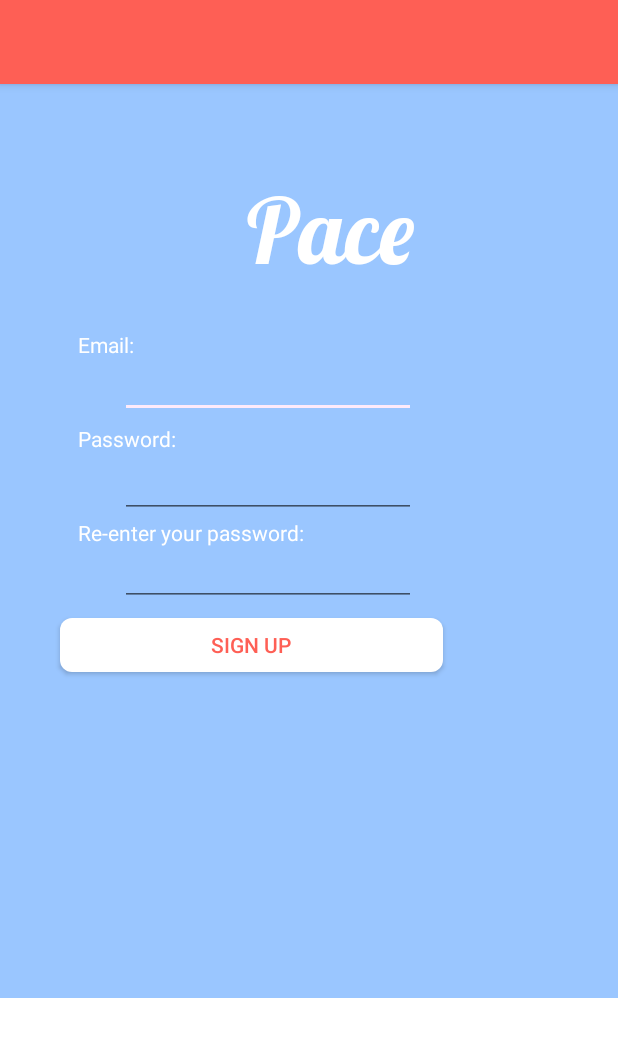
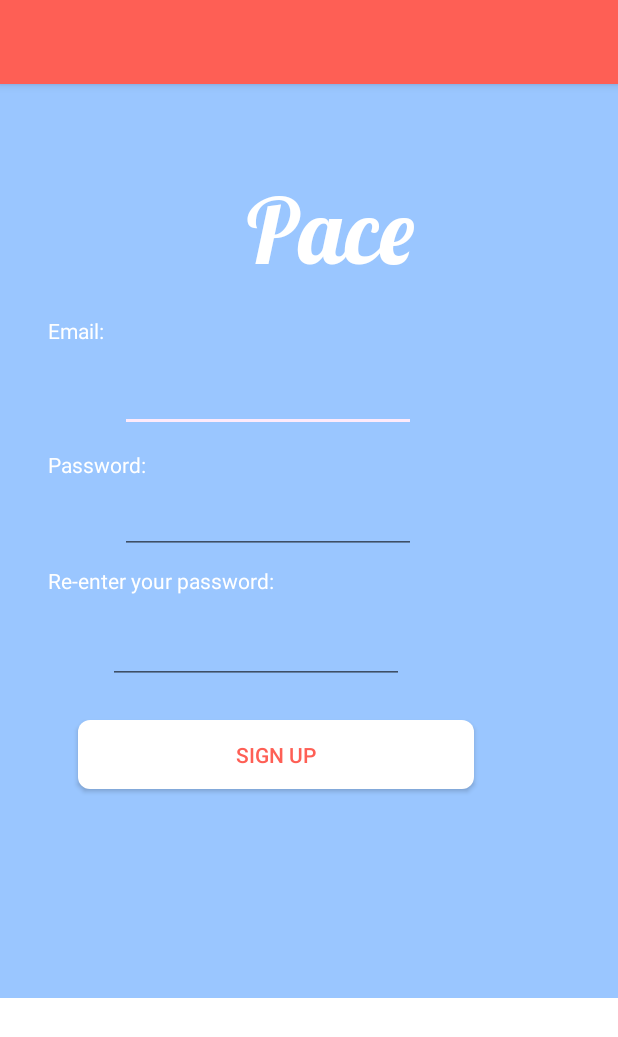
Before and after one commit to PhiliDay/Project, an Android app: the SignUpActivity screen opened directly, with no data from a screen before it, on a phone screen of 412 x 824 dp. Shown: the top 1037 px of the screen. Run offline under Robolectric (Android 15) with nearby library versions, the phone set to English and light mode, and no system bars; Roboto replaces fonts that are not available here.

Commit message:
Day 17.3

```diff
--- a/ProjectApplication/app/src/main/java/com/philiday/projectapplication/timelineActivity.java
+++ b/ProjectApplication/app/src/main/java/com/philiday/projectapplication/timelineActivity.java
@@ -37,6 +37,8 @@ public class timelineActivity extends AppCompatActivity {
     protected void onCreate(Bundle savedInstanceState) {
         super.onCreate(savedInstanceState);
         setContentView(R.layout.activity_timeline);
+        overridePendingTransition(R.anim.fadein, R.anim.fadeout);
+
 
         //Assigns Email to the textview email within activity_timeline (layout)
         Email = (TextView)findViewById(R.id.email);
--- /dev/null
+++ b/ProjectApplication/app/src/main/res/anim/fadein.xml
@@ -0,0 +1,4 @@
+<?xml version="1.0" encoding="utf-8"?>
+<alpha xmlns:android="http://schemas.android.com/apk/res/android"
+    android:interpolator="@android:anim/accelerate_interpolator"
+    android:fromAlpha="0.0" android:toAlpha="1.0" android:duration="500" />
--- /dev/null
+++ b/ProjectApplication/app/src/main/res/anim/fadeout.xml
@@ -0,0 +1,5 @@
+<?xml version="1.0" encoding="utf-8"?>
+
+<alpha xmlns:android="http://schemas.android.com/apk/res/android"
+    android:interpolator="@android:anim/accelerate_interpolator"
+    android:fromAlpha="1.0" android:toAlpha="0.0" android:duration="500" />
--- a/ProjectApplication/app/src/main/res/layout/activity_login.xml
+++ b/ProjectApplication/app/src/main/res/layout/activity_login.xml
@@ -72,8 +72,8 @@
     <Button
         android:id="@+id/loginButton"
         style="@style/btn"
-        android:layout_width="255dp"
-        android:layout_height="36dp"
+        android:layout_width="264dp"
+        android:layout_height="46dp"
         android:layout_marginBottom="8dp"
         android:layout_marginLeft="76dp"
         android:layout_marginStart="76dp"
--- a/ProjectApplication/app/src/main/res/layout/activity_sign_up.xml
+++ b/ProjectApplication/app/src/main/res/layout/activity_sign_up.xml
@@ -23,9 +23,8 @@
         style="@style/GreyText"
         android:layout_width="wrap_content"
         android:layout_height="wrap_content"
-        android:layout_marginBottom="12dp"
-        android:layout_marginLeft="52dp"
-        android:layout_marginStart="52dp"
+        android:layout_marginLeft="32dp"
+        android:layout_marginStart="32dp"
         android:text="@string/password_display"
         app:fontFamily="@font/roboto"
         app:layout_constraintBottom_toTopOf="@+id/password"
@@ -34,11 +33,11 @@
     <TextView
         android:id="@+id/textView7"
         style="@style/GreyText"
-        android:layout_width="38dp"
-        android:layout_height="19dp"
-        android:layout_marginBottom="8dp"
-        android:layout_marginLeft="52dp"
-        android:layout_marginStart="52dp"
+        android:layout_width="wrap_content"
+        android:layout_height="wrap_content"
+        android:layout_marginBottom="12dp"
+        android:layout_marginLeft="32dp"
+        android:layout_marginStart="32dp"
         android:text="@string/email_display"
         app:fontFamily="@font/roboto"
         app:layout_constraintBottom_toTopOf="@+id/email"
@@ -60,8 +59,8 @@
     <EditText
         android:id="@+id/email"
         android:layout_width="197dp"
-        android:layout_height="31dp"
-        android:layout_marginBottom="4dp"
+        android:layout_height="46dp"
+        android:layout_marginBottom="12dp"
         android:layout_marginLeft="80dp"
         android:layout_marginStart="80dp"
         android:ems="10"
@@ -72,7 +71,8 @@
     <EditText
         android:id="@+id/password"
         android:layout_width="197dp"
-        android:layout_height="31dp"
+        android:layout_height="50dp"
+        android:layout_marginBottom="8dp"
         android:layout_marginLeft="80dp"
         android:layout_marginStart="80dp"
         android:ems="10"
@@ -83,11 +83,11 @@
     <Button
         android:id="@+id/sign_up"
         style="@style/btn"
-        android:layout_width="255dp"
-        android:layout_height="36dp"
-        android:layout_marginLeft="40dp"
-        android:layout_marginStart="40dp"
-        android:layout_marginTop="356dp"
+        android:layout_width="264dp"
+        android:layout_height="46dp"
+        android:layout_marginLeft="52dp"
+        android:layout_marginStart="52dp"
+        android:layout_marginTop="424dp"
         android:onClick="goToTimeline"
         android:text="@string/button_signup"
         android:textColor="@color/colorPrimary"
@@ -100,8 +100,8 @@
         android:layout_width="wrap_content"
         android:layout_height="wrap_content"
         android:layout_marginBottom="8dp"
-        android:layout_marginLeft="52dp"
-        android:layout_marginStart="52dp"
+        android:layout_marginLeft="32dp"
+        android:layout_marginStart="32dp"
         android:text="@string/password_display2"
         app:fontFamily="@font/roboto"
         app:layout_constraintBottom_toTopOf="@+id/password2"
@@ -110,10 +110,10 @@
     <EditText
         android:id="@+id/password2"
         android:layout_width="197dp"
-        android:layout_height="31dp"
-        android:layout_marginBottom="8dp"
-        android:layout_marginLeft="80dp"
-        android:layout_marginStart="80dp"
+        android:layout_height="51dp"
+        android:layout_marginBottom="24dp"
+        android:layout_marginLeft="72dp"
+        android:layout_marginStart="72dp"
         android:ems="10"
         android:inputType="textPassword"
         app:layout_constraintBottom_toTopOf="@+id/sign_up"
```
